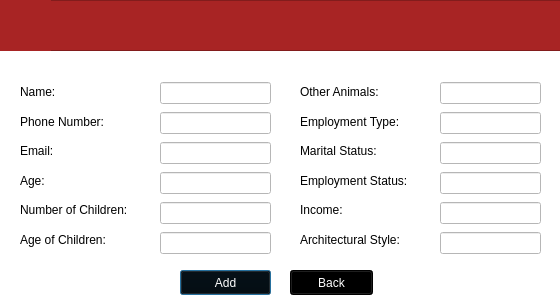
maliklewis/comp3004, file editclientdetailsview.ui: the form before one commit.
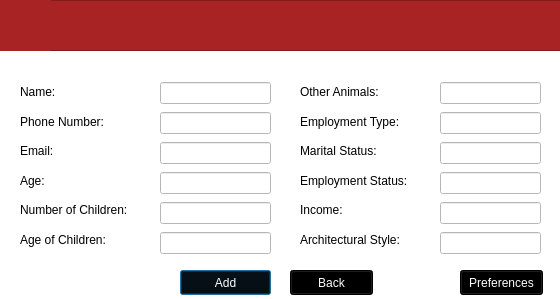
The form after the commit. Icons and pictures are not drawn.

Commit message: client prefs

What changed in the file:
```diff
--- a/editclientdetailsview.ui
+++ b/editclientdetailsview.ui
@@ -263,6 +263,25 @@
     </item>
    </layout>
   </widget>
+  <widget class="QPushButton" name="prefButton">
+   <property name="geometry">
+    <rect>
+     <x>460</x>
+     <y>270</y>
+     <width>83</width>
+     <height>25</height>
+    </rect>
+   </property>
+   <property name="styleSheet">
+    <string notr="true">background-color: rgb(0, 0, 0);
+color: rgb(255, 255, 255);
+border-color: rgb(0, 0, 0);
+</string>
+   </property>
+   <property name="text">
+    <string>Preferences</string>
+   </property>
+  </widget>
  </widget>
  <resources/>
  <connections/>
```
The commit also changes 12 other files.
